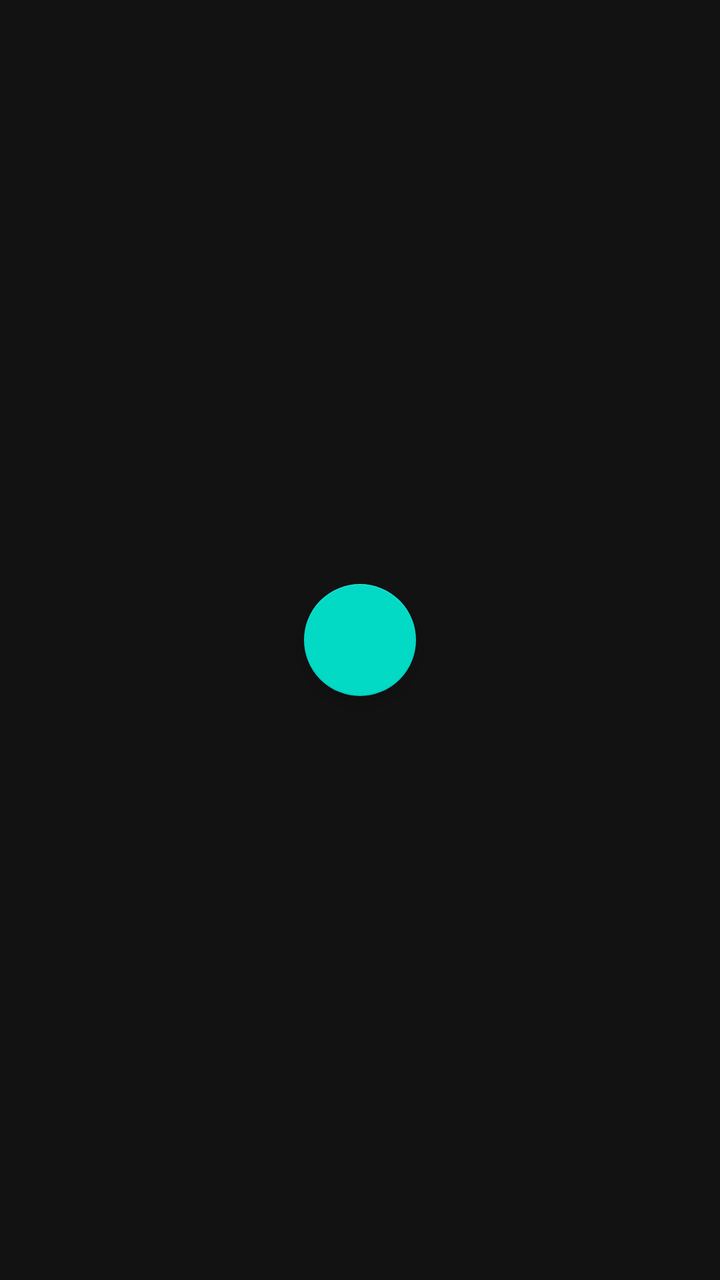
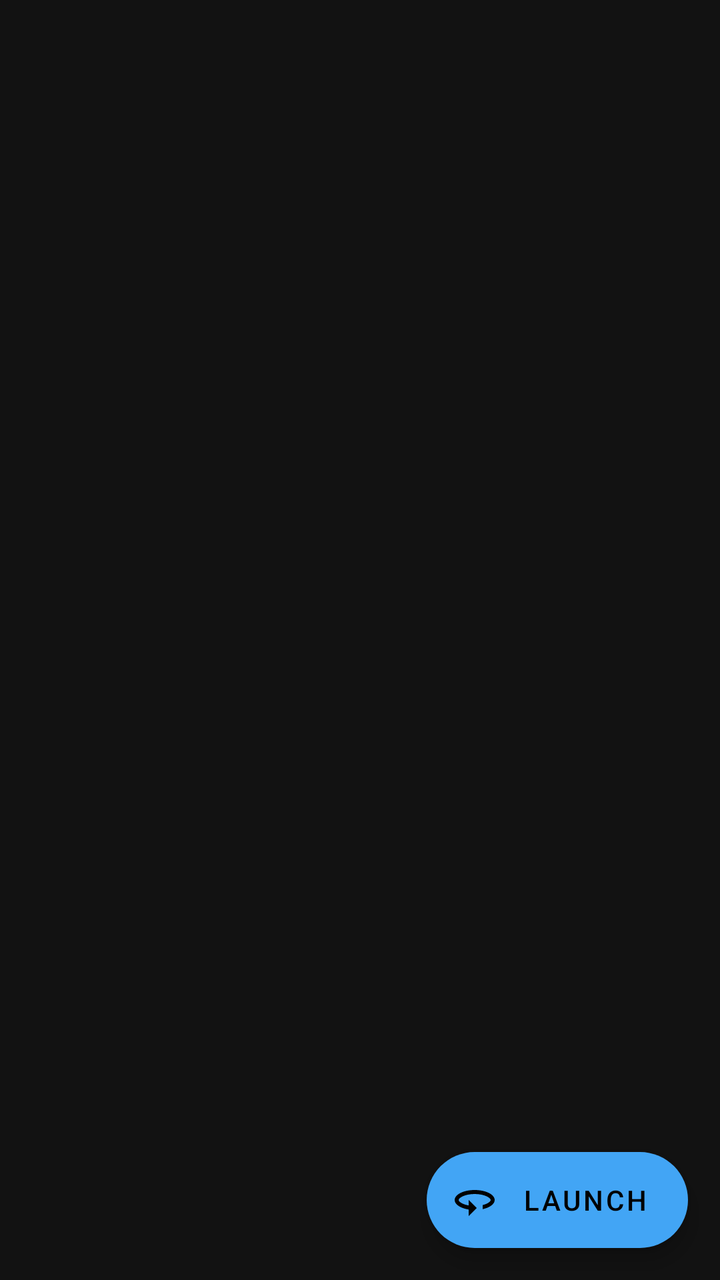

Screens rendered from an Android XML layout before and after an edit, with the pre-edit source and the edit as a unified diff.
<!-- AndroidManifest.xml: application theme AppTheme -->
<!-- res/layout/frag_ar.xml -->
<?xml version="1.0" encoding="utf-8"?>
<RelativeLayout
    xmlns:android="http://schemas.android.com/apk/res/android" android:layout_width="match_parent"
    android:layout_height="match_parent"
    >
   <com.google.android.material.floatingactionbutton.FloatingActionButton
       android:id="@+id/openArBtn"
       android:layout_centerHorizontal="true"
       android:layout_centerVertical="true"
       android:layout_width="wrap_content"
       android:layout_height="wrap_content"
       />

</RelativeLayout>
<!-- resources referenced by this layout -->
<resources>
  <style name="AppTheme" parent="Theme.MaterialComponents">
          
          <item name="windowActionBar">false</item>
          <item name="colorPrimary">#212121</item>
          <item name="colorPrimaryDark">@color/colorPrimaryDark</item>
          <item name="colorAccent">@color/colorAccent</item>
      </style>
  <color name="colorPrimaryDark">#000000</color>
  <color name="colorAccent">#0065B3</color>
</resources>

<!-- the commit's change to res/layout/frag_ar.xml (unified diff, before → after) -->
@@ -1,14 +1,23 @@
 <?xml version="1.0" encoding="utf-8"?>
-<RelativeLayout
-    xmlns:android="http://schemas.android.com/apk/res/android" android:layout_width="match_parent"
+<RelativeLayout xmlns:android="http://schemas.android.com/apk/res/android"
+    android:layout_width="match_parent"
     android:layout_height="match_parent"
-    >
-   <com.google.android.material.floatingactionbutton.FloatingActionButton
-       android:id="@+id/openArBtn"
-       android:layout_centerHorizontal="true"
-       android:layout_centerVertical="true"
+    xmlns:app="http://schemas.android.com/apk/res-auto">
+
+   <com.google.android.material.floatingactionbutton.ExtendedFloatingActionButton
+       android:id="@+id/extended_fab"
        android:layout_width="wrap_content"
        android:layout_height="wrap_content"
-       />
+       android:layout_alignParentEnd="true"
+       android:layout_alignParentBottom="true"
+       android:layout_gravity="bottom|right"
+       android:layout_marginStart="16dp"
+       android:layout_marginTop="16dp"
+       android:layout_marginEnd="16dp"
+       android:layout_marginBottom="16dp"
+       android:contentDescription="launch"
+       android:text="LAUNCH"
+       app:backgroundTint="@color/colorAccent"
+       app:icon="@drawable/ic_baseline_360_24" />
 
 </RelativeLayout>
<!-- resource entries referenced after the edit -->
@@ -8,6 +8,12 @@
           <item name="colorAccent">@color/colorAccent</item>
       </style>
   <color name="colorPrimaryDark">#000000</color>
-  <color name="colorAccent">#0065B3</color>
+  <color name="colorAccent">#42A5F5</color>
+  <!-- drawable ic_baseline_360_24 (drawable) -->
+  <vector android:height="24dp" android:tint="#FFFFFF"
+      android:viewportHeight="24" android:viewportWidth="24"
+      android:width="24dp" xmlns:android="http://schemas.android.com/apk/res/android">
+      <path android:fillColor="@android:color/white" android:pathData="M12,7C6.48,7 2,9.24 2,12c0,2.24 2.94,4.13 7,4.77V20l4,-4 -4,-4v2.73c-3.15,-0.56 -5,-1.9 -5,-2.73 0,-1.06 3.04,-3 8,-3s8,1.94 8,3c0,0.73 -1.46,1.89 -4,2.53v2.05c3.53,-0.77 6,-2.53 6,-4.58 0,-2.76 -4.48,-5 -10,-5z"/>
+  </vector>
 </resources>
 
